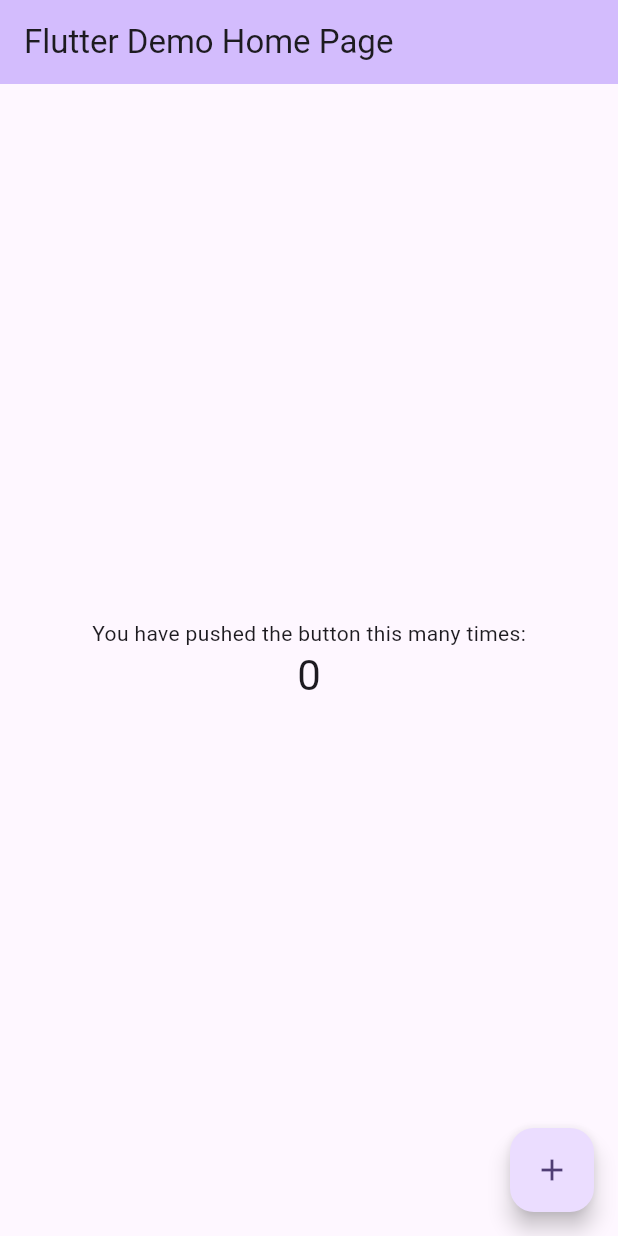
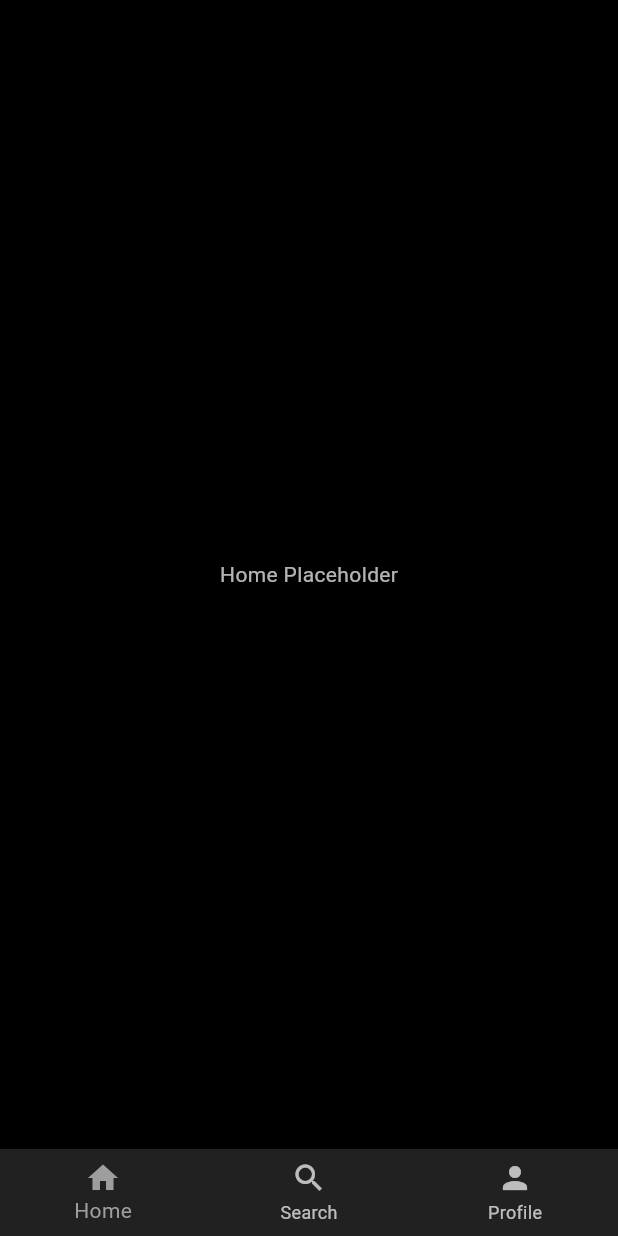
Before and after one commit to CZAOFREM/radarme, a Flutter app: the screen it shows after launch, on a phone screen of 412 x 824 dp. Run offline on Flutter 3.47's test engine with Material 3 defaults, Android fonts, the phone set to English and light mode, and no system bars; our stand-ins replace firebase_core; accounts and stored records are empty; statements that could not run were skipped.

Commit message:
Day 1: App shell, theme, navigation foundation

```diff
--- /dev/null
+++ b/lib/app.dart
@@ -0,0 +1,93 @@
+import 'package:flutter/material.dart';
+
+import 'core/theme/animations.dart';
+import 'core/theme/colors.dart';
+import 'core/theme/typography.dart';
+
+class MyApp extends StatelessWidget {
+  const MyApp({super.key});
+
+  @override
+  Widget build(BuildContext context) {
+    return MaterialApp(
+      title: 'RADARMe',
+      themeMode: ThemeMode.dark,
+      darkTheme: ThemeData(
+        brightness: Brightness.dark,
+        primaryColor: primaryBlack,
+        scaffoldBackgroundColor: primaryBlack,
+        appBarTheme: const AppBarTheme(
+          backgroundColor: softBlack,
+          foregroundColor: primaryWhite,
+        ),
+        textTheme: const TextTheme(
+          displayLarge: titleStyle,
+          bodyLarge: bodyStyle,
+          bodyMedium: metaStyle,
+          labelLarge: buttonStyle,
+        ),
+        colorScheme: const ColorScheme.dark(
+          primary: primaryBlack,
+          secondary: neutralGrey,
+          surface: softBlack,
+          background: primaryBlack,
+          onPrimary: primaryWhite,
+          onSecondary: primaryWhite,
+          onSurface: primaryWhite,
+          onBackground: primaryWhite,
+        ),
+        dividerColor: dividerGrey,
+        useMaterial3: true,
+      ),
+      home: const AppScaffold(),
+    );
+  }
+}
+
+class AppScaffold extends StatefulWidget {
+  const AppScaffold({super.key});
+
+  @override
+  State<AppScaffold> createState() => _AppScaffoldState();
+}
+
+class _AppScaffoldState extends State<AppScaffold> {
+  int _selectedIndex = 0;
+
+  static const List<Widget> _pages = <Widget>[
+    Center(child: Text('Home Placeholder')),
+    Center(child: Text('Search Placeholder')),
+    Center(child: Text('Profile Placeholder')),
+  ];
+
+  void _onItemTapped(int index) {
+    setState(() {
+      _selectedIndex = index;
+    });
+  }
+
+  @override
+  Widget build(BuildContext context) {
+    return Scaffold(
+      body: _pages[_selectedIndex],
+      bottomNavigationBar: BottomNavigationBar(
+        items: const <BottomNavigationBarItem>[
+          BottomNavigationBarItem(
+            icon: Icon(Icons.home),
+            label: 'Home',
+          ),
+          BottomNavigationBarItem(
+            icon: Icon(Icons.search),
+            label: 'Search',
+          ),
+          BottomNavigationBarItem(
+            icon: Icon(Icons.person),
+            label: 'Profile',
+          ),
+        ],
+        currentIndex: _selectedIndex,
+        onTap: _onItemTapped,
+      ),
+    );
+  }
+}
--- a/lib/core/theme/colors.dart
+++ b/lib/core/theme/colors.dart
@@ -0,0 +1,8 @@
+import 'package:flutter/material.dart';
+
+const Color primaryBlack = Color(0xFF000000);
+const Color softBlack = Color(0xFF212121);
+const Color primaryWhite = Color(0xFFFFFFFF);
+const Color softWhite = Color(0xFFF5F5F5);
+const Color neutralGrey = Color(0xFF9E9E9E);
+const Color dividerGrey = Color(0xFFE0E0E0);
--- /dev/null
+++ b/lib/core/theme/typography.dart
@@ -0,0 +1,29 @@
+import 'package:flutter/material.dart';
+
+const TextStyle titleStyle = TextStyle(
+  fontSize: 20.0,
+  fontWeight: FontWeight.bold,
+  color: Colors.white,
+  fontFamily: 'sans-serif',
+);
+
+const TextStyle bodyStyle = TextStyle(
+  fontSize: 16.0,
+  fontWeight: FontWeight.normal,
+  color: Colors.white,
+  fontFamily: 'sans-serif',
+);
+
+const TextStyle metaStyle = TextStyle(
+  fontSize: 14.0,
+  fontWeight: FontWeight.normal,
+  color: Colors.white70,
+  fontFamily: 'sans-serif',
+);
+
+const TextStyle buttonStyle = TextStyle(
+  fontSize: 16.0,
+  fontWeight: FontWeight.medium,
+  color: Colors.white,
+  fontFamily: 'sans-serif',
+);
--- a/lib/main.dart
+++ b/lib/main.dart
@@ -1,69 +1,26 @@
+import 'dart:async';
+
+import 'package:firebase_core/firebase_core.dart';
 import 'package:flutter/material.dart';
 
+import 'app.dart';
+
 void main() {
-  runApp(const MyApp());
+  runZonedGuarded(() async {
+    WidgetsFlutterBinding.ensureInitialized();
+    runApp(const MyApp()); // Launch app immediately without blocking
+
+    // Initialize Firebase in background
+    try {
+      await Firebase.initializeApp();
+      // Firebase initialized successfully
+    } catch (e) {
+      // Handle Firebase initialization error
+      debugPrint('Firebase initialization failed: $e');
+    }
+  }, (error, stackTrace) {
+    // Global error handling
+    debugPrint('Global error: $error');
+    debugPrint('Stack trace: $stackTrace');
+  });
 }
-
-class MyApp extends StatelessWidget {
-  const MyApp({super.key});
-
-  @override
-  Widget build(BuildContext context) {
-    return MaterialApp(
-      title: 'Flutter Demo',
-      theme: ThemeData(
-        colorScheme: ColorScheme.fromSeed(seedColor: Colors.deepPurple),
-        useMaterial3: true,
-      ),
-      home: const MyHomePage(title: 'Flutter Demo Home Page'),
-    );
-  }
-}
-
-class MyHomePage extends StatefulWidget {
-  const MyHomePage({super.key, required this.title});
-
-  final String title;
-
-  @override
-  State<MyHomePage> createState() => _MyHomePageState();
-}
-
-class _MyHomePageState extends State<MyHomePage> {
-  int _counter = 0;
-
-  void _incrementCounter() {
-    setState(() {
-      _counter++;
-    });
-  }
-
-  @override
-  Widget build(BuildContext context) {
-    return Scaffold(
-      appBar: AppBar(
-        backgroundColor: Theme.of(context).colorScheme.inversePrimary,
-        title: Text(widget.title),
-      ),
-      body: Center(
-        child: Column(
-          mainAxisAlignment: MainAxisAlignment.center,
-          children: <Widget>[
-            const Text(
-              'You have pushed the button this many times:',
-            ),
-            Text(
-              '$_counter',
-              style: Theme.of(context).textTheme.headlineMedium,
-            ),
-          ],
-        ),
-      ),
-      floatingActionButton: FloatingActionButton(
-        onPressed: _incrementCounter,
-        tooltip: 'Increment',
-        child: const Icon(Icons.add),
-      ),
-    );
-  }
-}
```
Also changed, not shown: lib/core/theme/animations.dart (added, +14 -0 lines), lib/navigation/bottom_nav.dart (added, +62 -0 lines), lib/navigation/route_manager.dart (added, +106 -0 lines), 2 other files.
